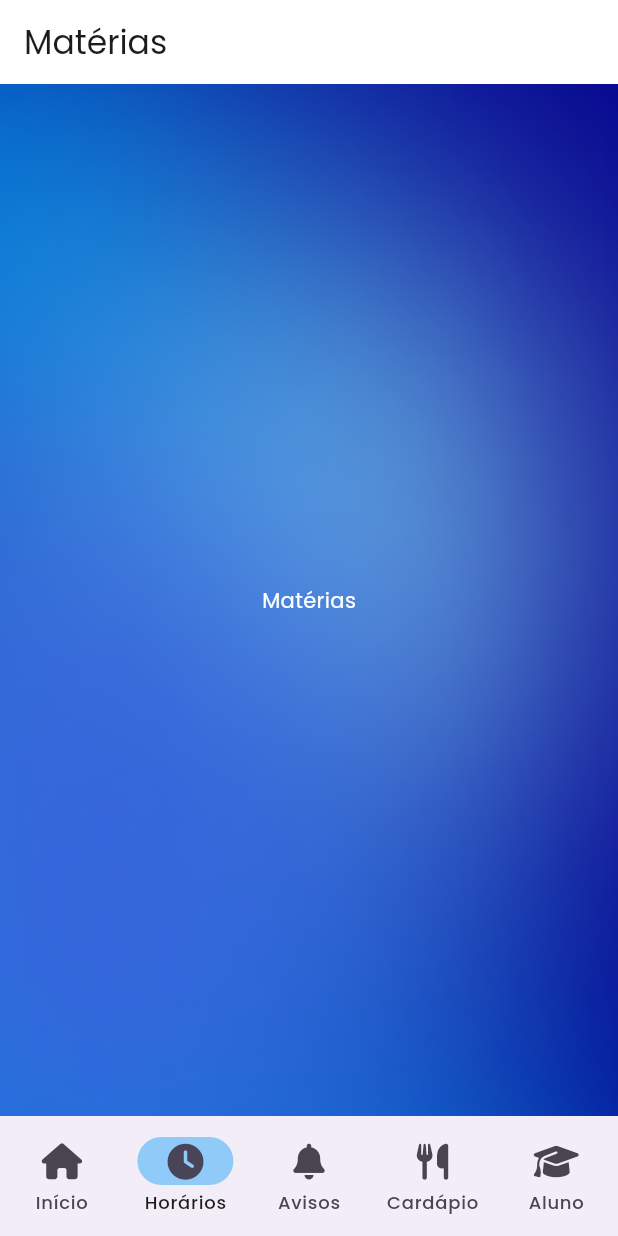
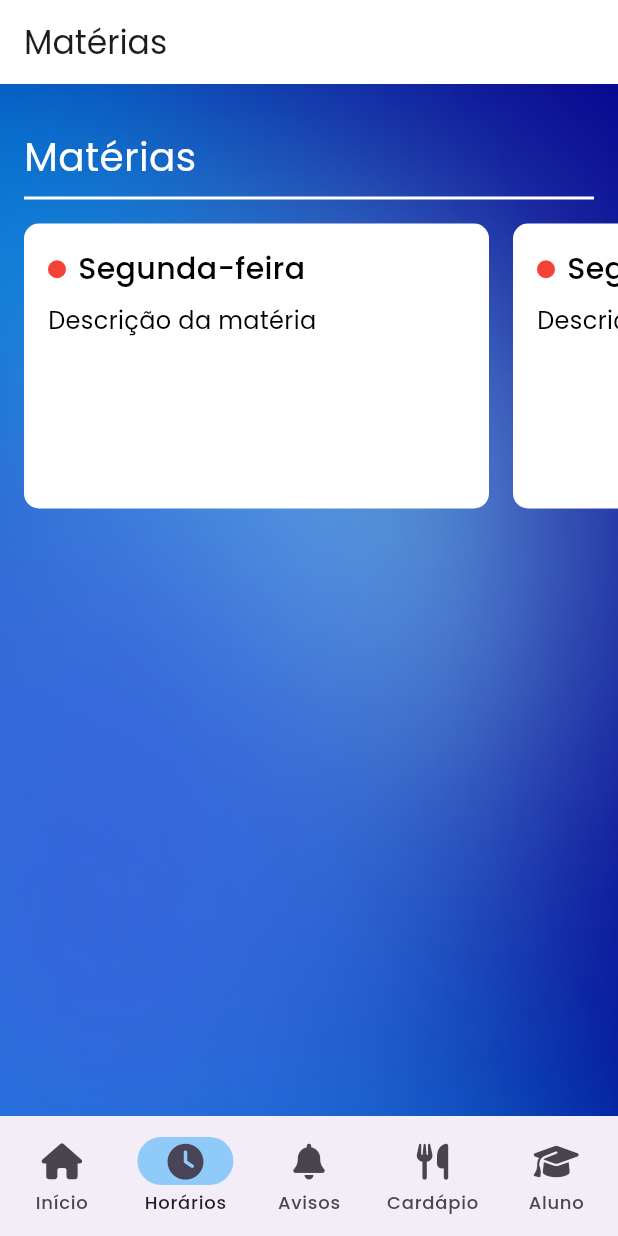
Before and after one commit to freitassdev/etec-tcc, a Flutter app: the screen it shows after launch, item 2 of the bottom bar chosen, on a phone screen of 412 x 824 dp. Run offline on Flutter 3.47's test engine with Material 3 defaults, Android fonts, the phone set to English and light mode, and no system bars; our stand-ins replace font_awesome_flutter; missing offline and left inert: inner_shadow_widget; network calls fail.

Commit message:
feat: add base layout of matter card

```diff
--- /dev/null
+++ b/lib/components/matter_card.dart
@@ -0,0 +1,79 @@
+import 'package:flutter/material.dart';
+
+class IDay {
+  final String day;
+  final Color color;
+
+  IDay({required this.day, required this.color});
+}
+
+class MatterCard extends StatelessWidget {
+  final String day;
+  final String matter;
+  MatterCard({super.key, this.day = 'Segunda-feira', required ,this.matter});
+
+  final List<IDay> days = [
+    IDay(day: 'Segunda-feira', color: Colors.red),
+    IDay(day: 'Terça-feira', color: Colors.blue),
+    IDay(day: 'Quarta-feira', color: Colors.green),
+    IDay(day: 'Quinta-feira', color: Colors.orange),
+    IDay(day: 'Sexta-feira', color: Colors.purple),
+    IDay(day: 'Sábado', color: Colors.teal),
+    IDay(day: 'Domingo', color: Colors.brown),
+  ];
+
+  @override
+  Widget build(BuildContext context) {
+    IDay currentDay = IDay(day: 'Segunda-feira', color: Colors.red);
+
+    for (final day in days) {
+      if (day.day == this.day) {
+        currentDay = day;
+        break;
+      }
+    }
+    return Container(
+      width: 310,
+      height: 180,
+      decoration: BoxDecoration(
+        borderRadius: BorderRadius.circular(10),
+        color: Colors.white,
+      ),
+      padding: const EdgeInsets.all(16),
+      child: Column(
+        crossAxisAlignment: CrossAxisAlignment.start,
+        children: [
+          Row(
+            children: [
+              Container(
+                width: 12,
+                height: 12,
+                decoration: BoxDecoration(
+                  borderRadius: BorderRadius.circular(20),
+                  color: currentDay.color,
+                ),
+              ),
+              const SizedBox(width: 8),
+              Text(
+                currentDay.day,
+                style: const TextStyle(
+                  color: Colors.black,
+                  fontSize: 20,
+                  fontWeight: FontWeight.w500,
+                ),
+              ),
+            ],
+          ),
+          const SizedBox(height: 8),
+          const Text(
+            'Descrição da matéria',
+            style: TextStyle(
+              color: Colors.black,
+              fontSize: 16,
+            ),
+          ),
+        ],
+      ),
+    );
+  }
+}
--- a/lib/components/section_title.dart
+++ b/lib/components/section_title.dart
@@ -15,18 +15,18 @@
       children: <Widget>[
         Text(
           title,
-          style: TextStyle(
+          style: const TextStyle(
             color: Colors.white,
             fontSize: 26,
           ),
         ),
-        SizedBox(height: 8),
+        const SizedBox(height: 8),
         Container(
           width: double.infinity,
           height: 2,
           color: Colors.white,
         ),
-        SizedBox(height: 16),
+        const SizedBox(height: 16),
       ],
     );
   }
--- a/lib/main.dart
+++ b/lib/main.dart
@@ -1,4 +1,4 @@
-import 'package:etec_tcc/pages/internal/route-provider.dart';
+import 'package:etec_tcc/pages/internal/route_provider.dart';
 import 'package:flutter/material.dart';
 
 void main() {
--- a/lib/pages/internal/pages/matters_page.dart
+++ b/lib/pages/internal/pages/matters_page.dart
@@ -0,0 +1,63 @@
+import 'package:etec_tcc/components/matter_card.dart';
+import 'package:etec_tcc/components/section_title.dart';
+import 'package:flutter/material.dart';
+
+class MattersPage extends StatefulWidget {
+  const MattersPage({super.key});
+
+  @override
+  State<MattersPage> createState() => _MattersPageState();
+}
+
+class _MattersPageState extends State<MattersPage> {
+  @override
+  Widget build(BuildContext context) {
+    return const Padding(
+      padding: EdgeInsets.only(top: 30, bottom: 30, left: 16, right: 16),
+      child: Column(
+        crossAxisAlignment: CrossAxisAlignment.start,
+        children: [MattersSection()],
+      ),
+    );
+  }
+}
+
+class MattersSection extends StatefulWidget {
+  const MattersSection({super.key});
+
+  @override
+  State<MattersSection> createState() => _MattersSectionState();
+}
+
+class _MattersSectionState extends State<MattersSection> {
+  @override
+  Widget build(BuildContext context) {
+    return Column(
+      crossAxisAlignment: CrossAxisAlignment.start,
+      children: [
+        const SectionTitle(
+          title: 'Matérias',
+        ),
+        SizedBox(
+          height: 190,
+          child: ListView(
+            clipBehavior:
+                Clip.none, // isso aqui faz com que ele pegue a tela toda
+            scrollDirection: Axis.horizontal,
+            children:  <Widget>[
+              MatterCard(),
+              const SizedBox(width: 16),
+              MatterCard(),
+              const SizedBox(width: 16),
+              MatterCard(),
+              const SizedBox(width: 16),
+              MatterCard(),
+              const SizedBox(width: 16),
+              MatterCard(),
+            ],
+          ),
+        ),
+      ],
+    );
+  }
+}
--- a/lib/pages/internal/route-provider.dart
+++ b/lib/pages/internal/route_provider.dart
@@ -1,3 +1,4 @@
+import 'package:etec_tcc/pages/internal/pages/matters_page.dart';
 import 'package:flutter/material.dart';
 import 'package:font_awesome_flutter/font_awesome_flutter.dart';
 
@@ -44,7 +45,7 @@
       case '/matters':
         page = Container(
           color: Colors.transparent,
-          child: Center(child: Text('Matérias')),
+          child: const MattersPage(),
         );
         displayName = 'Matérias';
         break;
```
